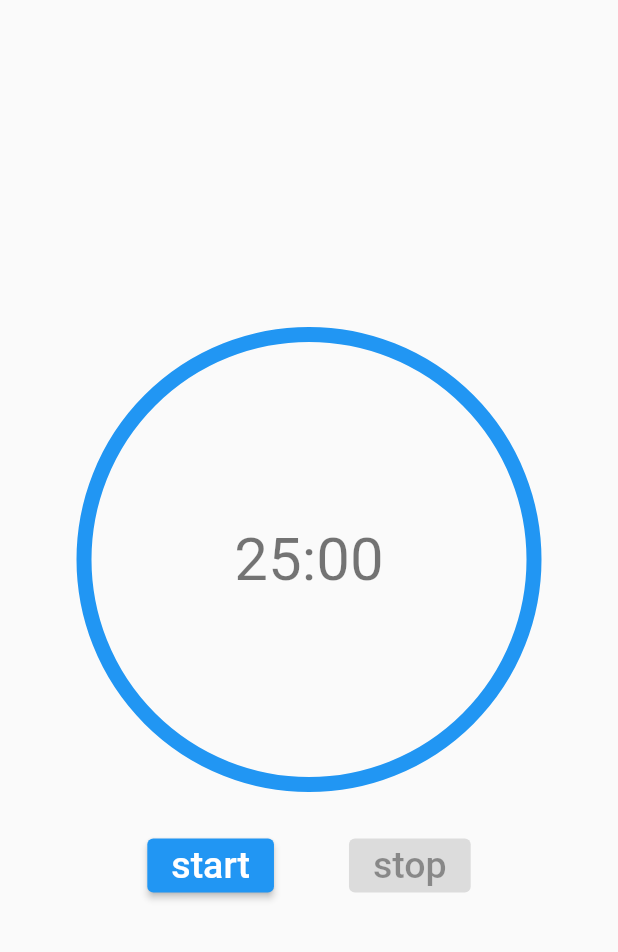
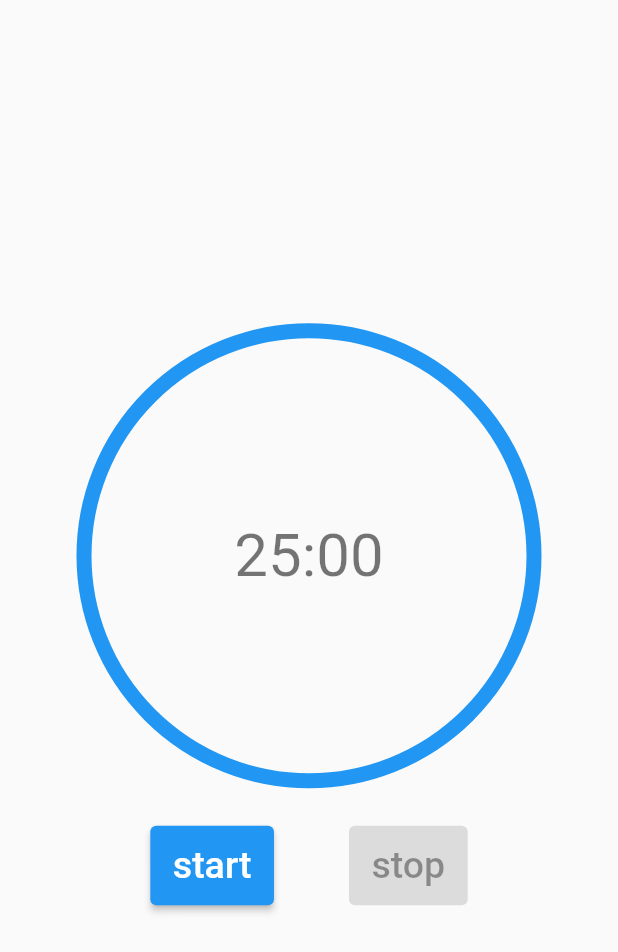
Before and after one commit to reiya0104/flutter_pomodoro, a Flutter app: the screen it shows after launch, on a phone screen of 412 x 824 dp. Shown: the top 952 px of the screen. Run offline on Flutter 3.47's test engine with Material 2 defaults, Android fonts, the phone set to English and light mode, and no system bars.

Commit message:
style: ボタンのサイズを変更

```diff
--- a/lib/widgets/start_button.dart
+++ b/lib/widgets/start_button.dart
@@ -7,6 +7,9 @@ class StartButton extends StatelessWidget {
   Widget build(BuildContext context) {
     return ElevatedButton(
       onPressed: () {},
+      style: ElevatedButton.styleFrom(
+        padding: const EdgeInsets.fromLTRB(15, 12, 15, 12),
+      ),
       child: const Text(
         'start',
         style: TextStyle(fontSize: 25),
--- a/lib/widgets/stop_button.dart
+++ b/lib/widgets/stop_button.dart
@@ -5,9 +5,12 @@ class StopButton extends StatelessWidget {
 
   @override
   Widget build(BuildContext context) {
-    return const ElevatedButton(
+    return ElevatedButton(
       onPressed: null,
-      child: Text(
+      style: ElevatedButton.styleFrom(
+        padding: const EdgeInsets.fromLTRB(15, 12, 15, 12),
+      ),
+      child: const Text(
         'stop',
         style: TextStyle(fontSize: 25),
       ),
```
